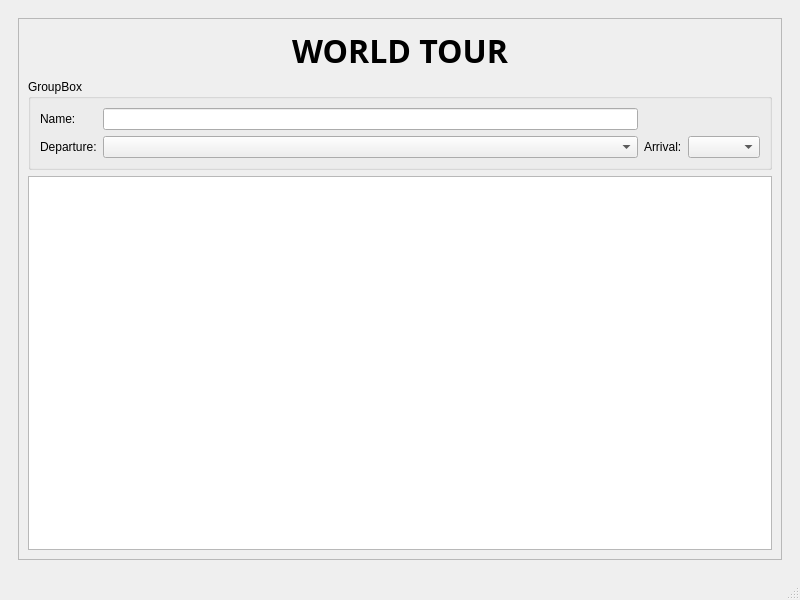
First picture: the form in travel_assistant.ui, repository isaacfulcrum/travel-assistant, before the edit.
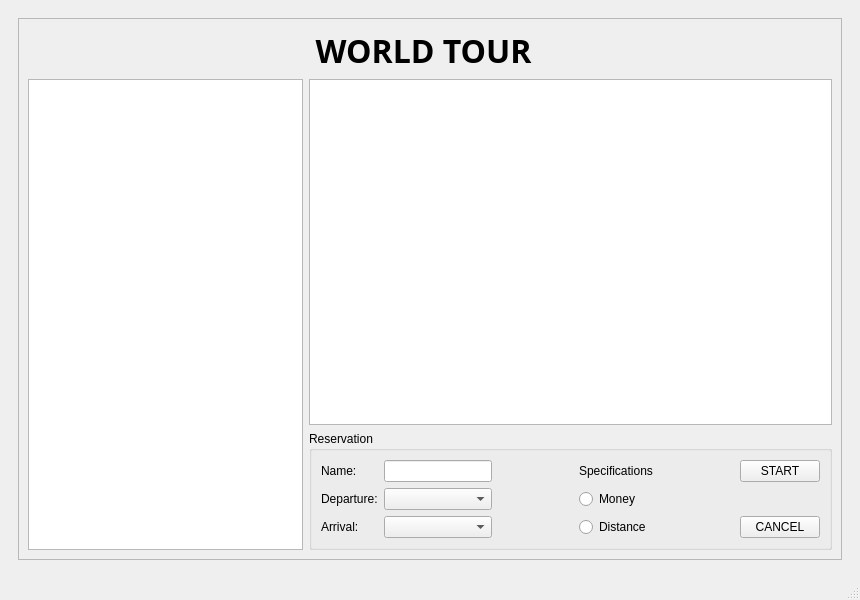
Second picture: the form after the edit. Icons and pictures are not drawn.

Patch:
```diff
--- a/travel_assistant.ui
+++ b/travel_assistant.ui
@@ -6,7 +6,7 @@
    <rect>
     <x>0</x>
     <y>0</y>
-    <width>800</width>
+    <width>860</width>
     <height>600</height>
    </rect>
   </property>
@@ -153,16 +153,32 @@
       </widget>
       <widget class="QWidget" name="page_2">
        <layout class="QGridLayout" name="gridLayout_4">
-        <item row="0" column="0">
+        <item row="0" column="1">
          <widget class="QFrame" name="frame_2">
+          <property name="layoutDirection">
+           <enum>Qt::LeftToRight</enum>
+          </property>
           <property name="frameShape">
            <enum>QFrame::StyledPanel</enum>
           </property>
           <property name="frameShadow">
            <enum>QFrame::Raised</enum>
           </property>
-          <layout class="QVBoxLayout" name="verticalLayout">
-           <item>
+          <layout class="QGridLayout" name="gridLayout_6">
+           <item row="0" column="0" colspan="2">
+            <spacer name="horizontalSpacer_11">
+             <property name="orientation">
+              <enum>Qt::Horizontal</enum>
+             </property>
+             <property name="sizeHint" stdset="0">
+              <size>
+               <width>120</width>
+               <height>20</height>
+              </size>
+             </property>
+            </spacer>
+           </item>
+           <item row="0" column="2">
             <widget class="QLabel" name="label">
              <property name="font">
               <font>
@@ -180,10 +196,59 @@
              </property>
             </widget>
            </item>
-           <item>
+           <item row="1" column="1" colspan="3">
+            <widget class="QGraphicsView" name="graphicsView">
+             <property name="minimumSize">
+              <size>
+               <width>0</width>
+               <height>0</height>
+              </size>
+             </property>
+             <property name="maximumSize">
+              <size>
+               <width>950</width>
+               <height>16777215</height>
+              </size>
+             </property>
+             <property name="styleSheet">
+              <string notr="true">QGraphicsView
+{
+	background-color: None;
+	border-image: url(:/Images/assets/worldmap.jpg);
+}
+</string>
+             </property>
+            </widget>
+           </item>
+           <item row="0" column="3">
+            <spacer name="horizontalSpacer_12">
+             <property name="orientation">
+              <enum>Qt::Horizontal</enum>
+             </property>
+             <property name="sizeHint" stdset="0">
+              <size>
+               <width>271</width>
+               <height>20</height>
+              </size>
+             </property>
+            </spacer>
+           </item>
+           <item row="2" column="1" colspan="3">
             <widget class="QGroupBox" name="groupBox">
+             <property name="minimumSize">
+              <size>
+               <width>0</width>
+               <height>100</height>
+              </size>
+             </property>
+             <property name="maximumSize">
+              <size>
+               <width>950</width>
+               <height>16777215</height>
+              </size>
+             </property>
              <property name="title">
-              <string>GroupBox</string>
+              <string>Reservation</string>
              </property>
              <layout class="QGridLayout" name="gridLayout_5">
               <item row="0" column="0">
@@ -194,7 +259,54 @@
                </widget>
               </item>
               <item row="0" column="1">
-               <widget class="QLineEdit" name="lineEdit"/>
+               <widget class="QLineEdit" name="lineEdit">
+                <property name="minimumSize">
+                 <size>
+                  <width>0</width>
+                  <height>0</height>
+                 </size>
+                </property>
+               </widget>
+              </item>
+              <item row="0" column="2">
+               <spacer name="horizontalSpacer_5">
+                <property name="orientation">
+                 <enum>Qt::Horizontal</enum>
+                </property>
+                <property name="sizeHint" stdset="0">
+                 <size>
+                  <width>73</width>
+                  <height>20</height>
+                 </size>
+                </property>
+               </spacer>
+              </item>
+              <item row="0" column="3">
+               <widget class="QLabel" name="label_5">
+                <property name="text">
+                 <string>Specifications</string>
+                </property>
+               </widget>
+              </item>
+              <item row="0" column="4">
+               <spacer name="horizontalSpacer_6">
+                <property name="orientation">
+                 <enum>Qt::Horizontal</enum>
+                </property>
+                <property name="sizeHint" stdset="0">
+                 <size>
+                  <width>72</width>
+                  <height>20</height>
+                 </size>
+                </property>
+               </spacer>
+              </item>
+              <item row="0" column="5">
+               <widget class="QPushButton" name="pushButton">
+                <property name="text">
+                 <string>START</string>
+                </property>
+               </widget>
               </item>
               <item row="1" column="0">
                <widget class="QLabel" name="label_3">
@@ -204,30 +316,121 @@
                </widget>
               </item>
               <item row="1" column="1">
-               <widget class="QComboBox" name="comboBox"/>
+               <widget class="QComboBox" name="comboBox">
+                <property name="minimumSize">
+                 <size>
+                  <width>0</width>
+                  <height>0</height>
+                 </size>
+                </property>
+               </widget>
               </item>
               <item row="1" column="2">
+               <spacer name="horizontalSpacer_3">
+                <property name="orientation">
+                 <enum>Qt::Horizontal</enum>
+                </property>
+                <property name="sizeHint" stdset="0">
+                 <size>
+                  <width>73</width>
+                  <height>20</height>
+                 </size>
+                </property>
+               </spacer>
+              </item>
+              <item row="1" column="3">
+               <widget class="QRadioButton" name="radioButton">
+                <property name="text">
+                 <string>Money</string>
+                </property>
+               </widget>
+              </item>
+              <item row="1" column="4">
+               <spacer name="horizontalSpacer_7">
+                <property name="orientation">
+                 <enum>Qt::Horizontal</enum>
+                </property>
+                <property name="sizeHint" stdset="0">
+                 <size>
+                  <width>72</width>
+                  <height>20</height>
+                 </size>
+                </property>
+               </spacer>
+              </item>
+              <item row="2" column="0">
                <widget class="QLabel" name="label_4">
                 <property name="text">
                  <string>Arrival:</string>
                 </property>
                </widget>
               </item>
-              <item row="1" column="3">
-               <widget class="QComboBox" name="comboBox_2"/>
+              <item row="2" column="1">
+               <widget class="QComboBox" name="comboBox_2">
+                <property name="minimumSize">
+                 <size>
+                  <width>0</width>
+                  <height>0</height>
+                 </size>
+                </property>
+               </widget>
+              </item>
+              <item row="2" column="2">
+               <spacer name="horizontalSpacer_4">
+                <property name="orientation">
+                 <enum>Qt::Horizontal</enum>
+                </property>
+                <property name="sizeHint" stdset="0">
+                 <size>
+                  <width>73</width>
+                  <height>20</height>
+                 </size>
+                </property>
+               </spacer>
+              </item>
+              <item row="2" column="3">
+               <widget class="QRadioButton" name="radioButton_3">
+                <property name="text">
+                 <string>Distance</string>
+                </property>
+               </widget>
+              </item>
+              <item row="2" column="4">
+               <spacer name="horizontalSpacer_8">
+                <property name="orientation">
+                 <enum>Qt::Horizontal</enum>
+                </property>
+                <property name="sizeHint" stdset="0">
+                 <size>
+                  <width>72</width>
+                  <height>20</height>
+                 </size>
+                </property>
+               </spacer>
+              </item>
+              <item row="2" column="5">
+               <widget class="QPushButton" name="pushButton_2">
+                <property name="text">
+                 <string>CANCEL</string>
+                </property>
+               </widget>
               </item>
              </layout>
             </widget>
            </item>
-           <item>
-            <widget class="QGraphicsView" name="graphicsView">
-             <property name="styleSheet">
-              <string notr="true">QGraphicsView
-{
-	background-color: None;
-	border-image: url(:/Images/assets/worldmap.png);
-}
-</string>
+           <item row="1" column="0" rowspan="2">
+            <widget class="QListWidget" name="listWidget">
+             <property name="minimumSize">
+              <size>
+               <width>0</width>
+               <height>0</height>
+              </size>
+             </property>
+             <property name="maximumSize">
+              <size>
+               <width>275</width>
+               <height>16777215</height>
+              </size>
              </property>
             </widget>
            </item>
```
Left out of the diff: 2 changed lines with no effect on the pictures.
